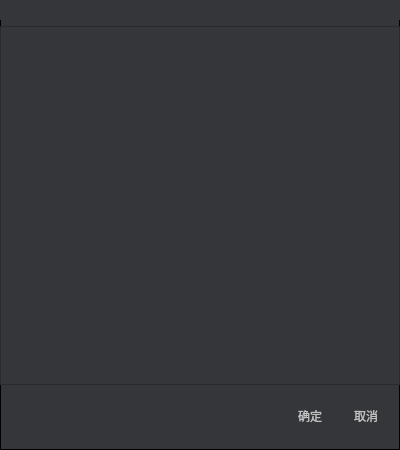
This is dlg_stackmanage.ui in eeyoo/yunsheng as Qt 5 draws it before an edit. The edited form follows.
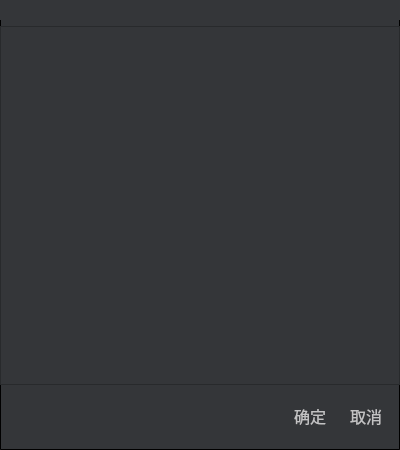
This is the edited form. Icons and pictures are not drawn.

Commit message: changed UI font size

Patch:
```diff
--- a/dlg_stackmanage.ui
+++ b/dlg_stackmanage.ui
@@ -10,6 +10,12 @@
     <height>450</height>
    </rect>
   </property>
+  <property name="font">
+   <font>
+    <family>AR PL UKai CN</family>
+    <pointsize>12</pointsize>
+   </font>
+  </property>
   <property name="windowTitle">
    <string>Dialog</string>
   </property>
```
The commit also changes 19 other files.
